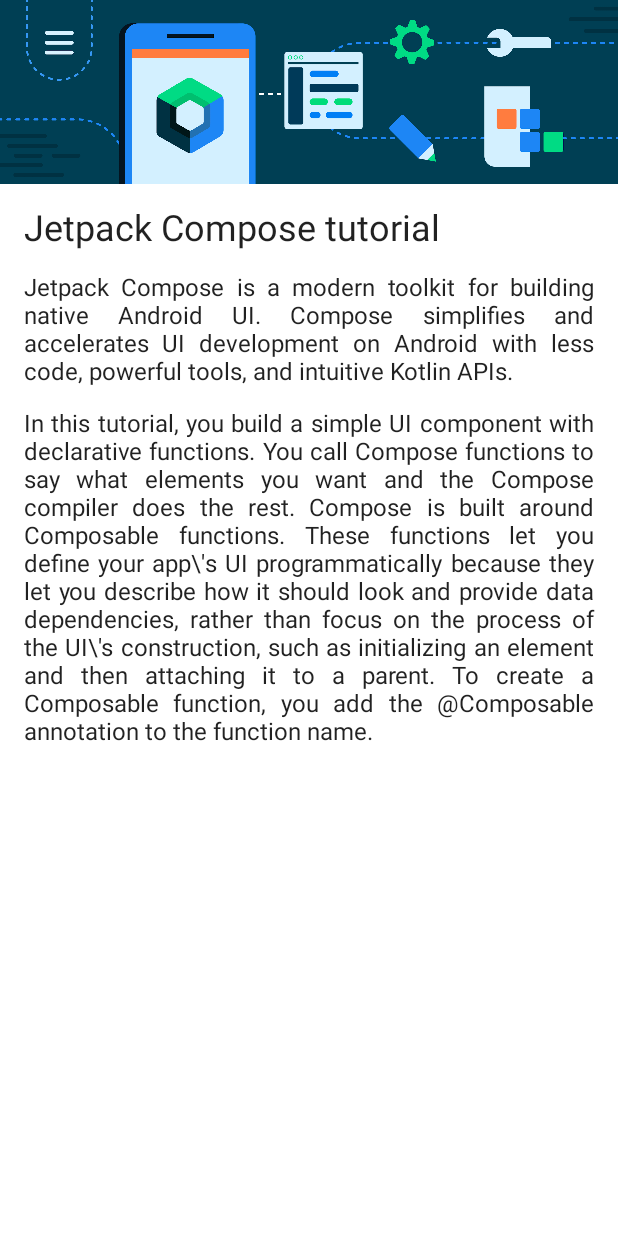
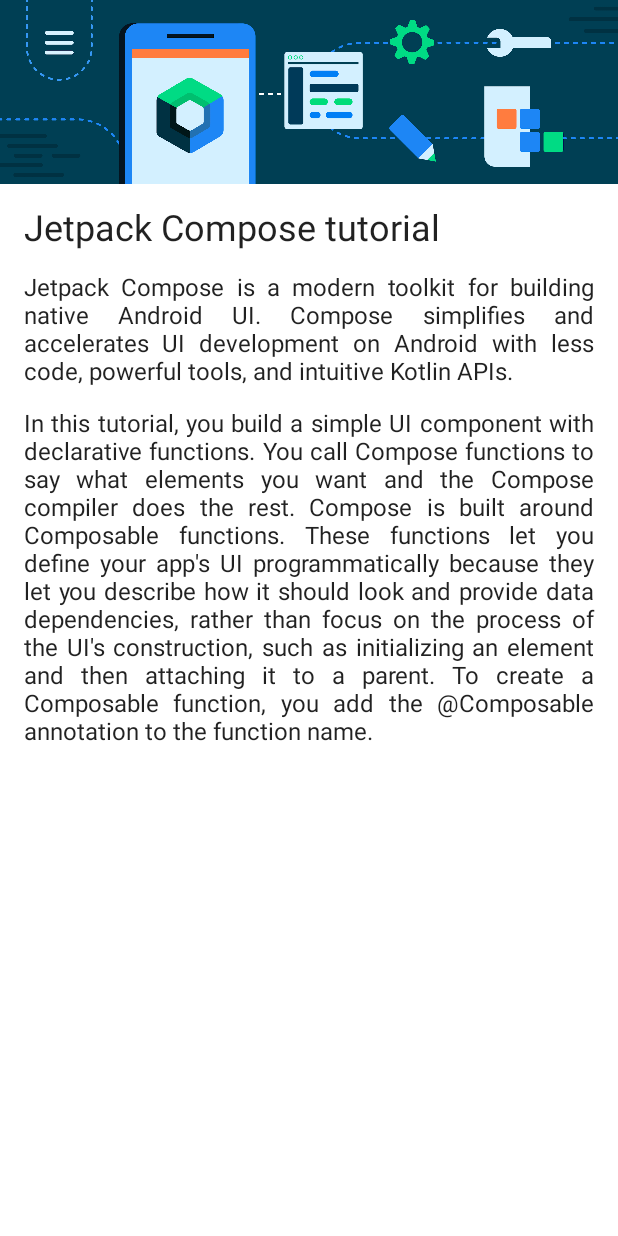
Before and after one commit to Rarj/basic-compose, an Android app built with Jetpack Compose: the ArticleActivity screen opened directly, with no data from a screen before it, on a phone screen of 412 x 824 dp. Run offline under Robolectric (Android 15) with nearby library versions, the phone set to English and light mode, and no system bars.

```diff
--- a/app/src/main/java/dev/arj/practicecomposebasic/article/ArticleActivity.kt
+++ b/app/src/main/java/dev/arj/practicecomposebasic/article/ArticleActivity.kt
@@ -11,6 +11,7 @@ import androidx.compose.material.Text
 import androidx.compose.runtime.Composable
 import androidx.compose.ui.Modifier
 import androidx.compose.ui.res.painterResource
+import androidx.compose.ui.res.stringResource
 import androidx.compose.ui.text.style.TextAlign
 import androidx.compose.ui.tooling.preview.Preview
 import androidx.compose.ui.unit.TextUnit
@@ -47,21 +48,21 @@ fun ArticleCompose() {
         Image(painter = painter, contentDescription = null, modifier = Modifier.fillMaxWidth())
 
         TextCompose(
-            value = "Jetpack Compose tutorial",
+            value = stringResource(R.string.title_tutorial),
             modifier = Modifier
                 .padding(start = 16.dp, end = 16.dp, top = 16.dp, bottom = 16.dp),
             fontSize = 24.sp
         )
 
         TextCompose(
-            value = "Jetpack Compose is a modern toolkit for building native Android UI. Compose simplifies and accelerates UI development on Android with less code, powerful tools, and intuitive Kotlin APIs.",
+            value = stringResource(R.string.description_tutorial),
             modifier = Modifier
                 .padding(start = 16.dp, end = 16.dp),
             textAlign = TextAlign.Justify
         )
 
         TextCompose(
-            value = "In this tutorial, you build a simple UI component with declarative functions. You call Compose functions to say what elements you want and the Compose compiler does the rest. Compose is built around Composable functions. These functions let you define your app\\'s UI programmatically because they let you describe how it should look and provide data dependencies, rather than focus on the process of the UI\\'s construction, such as initializing an element and then attaching it to a parent. To create a Composable function, you add the @Composable annotation to the function name.",
+            value = stringResource(R.string.description_tutorial_more),
             modifier = Modifier
                 .padding(start = 16.dp, end = 16.dp, top = 16.dp, bottom = 16.dp),
             textAlign = TextAlign.Justify
--- a/app/src/main/res/values/strings.xml
+++ b/app/src/main/res/values/strings.xml
@@ -1,4 +1,7 @@
 <resources>
     <string name="app_name">Practice Compose Basic</string>
     <string name="title_activity_article">ArticleActivity</string>
+    <string name="title_tutorial">Jetpack Compose tutorial</string>
+    <string name="description_tutorial">Jetpack Compose is a modern toolkit for building native Android UI. Compose simplifies and accelerates UI development on Android with less code, powerful tools, and intuitive Kotlin APIs.</string>
+    <string name="description_tutorial_more">In this tutorial, you build a simple UI component with declarative functions. You call Compose functions to say what elements you want and the Compose compiler does the rest. Compose is built around Composable functions. These functions let you define your app\'s UI programmatically because they let you describe how it should look and provide data dependencies, rather than focus on the process of the UI\'s construction, such as initializing an element and then attaching it to a parent. To create a Composable function, you add the @Composable annotation to the function name.</string>
 </resources>
```
